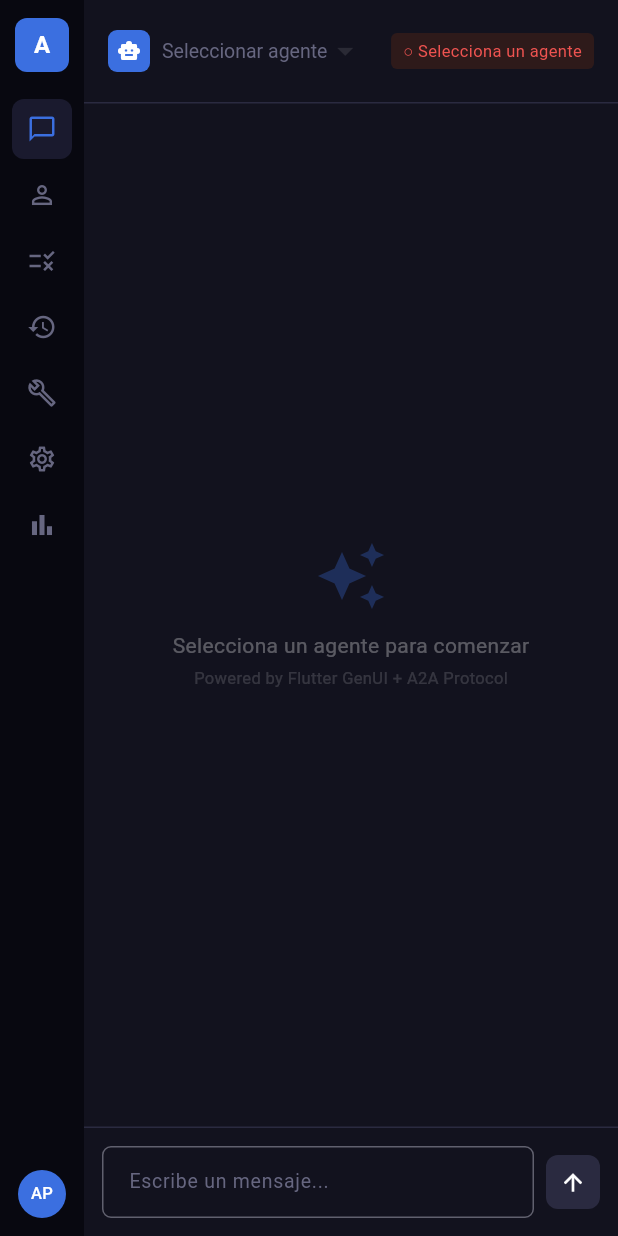
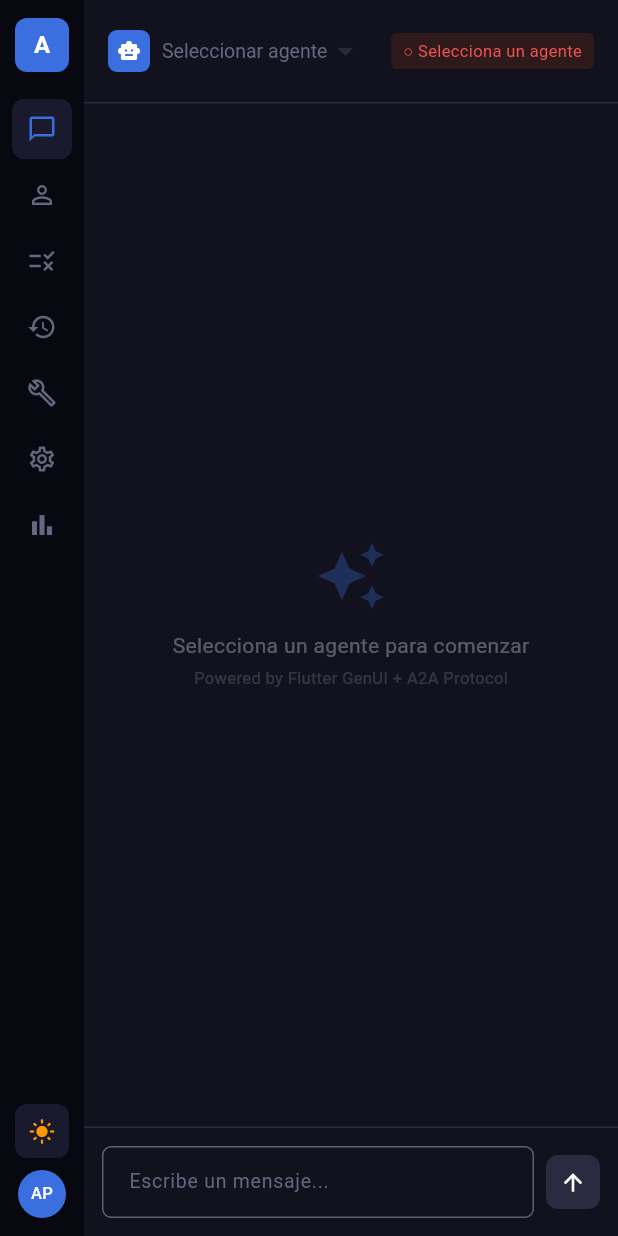
Before and after one commit to lapc506/agentic-core, a Flutter app: the screen it shows after launch, on a phone screen of 412 x 824 dp. Run offline on Flutter 3.47's test engine with Material 3 defaults, Android fonts, the phone set to English and light mode, and no system bars; our stand-ins replace go_router, google_fonts; missing offline and left inert: flutter_quill, genui, graphic, xterm; network calls fail; Roboto replaces fonts that are missing (Ubuntu).

Commit message:
feat(ui): add dark/light theme toggle, light theme, remove mock data from sidebar
- Sol/luna toggle button above user avatar in sidebar rail
- Light theme with proper Material 3 colors
- ValueNotifier-based theme switching (instant, no rebuild)
- Removed hardcoded mock conversations from ChatPanelContent

Co-Authored-By: Claude Opus 4.6 (1M context) <noreply@anthropic.com>

```diff
--- a/ui/lib/main.dart
+++ b/ui/lib/main.dart
@@ -12,6 +12,9 @@ class AgentStudioApp extends StatefulWidget {
   @override
   State<AgentStudioApp> createState() => _AgentStudioAppState();
 }
+
+// Global theme notifier so sidebar can toggle it
+final themeNotifier = ValueNotifier<bool>(true); // true = dark
 
 class _AgentStudioAppState extends State<AgentStudioApp> {
   bool _checkingSetup = true;
@@ -42,10 +45,12 @@ class _AgentStudioAppState extends State<AgentStudioApp> {
 
   @override
   Widget build(BuildContext context) {
-    return MaterialApp.router(
+    return ValueListenableBuilder<bool>(
+      valueListenable: themeNotifier,
+      builder: (context, isDark, _) => MaterialApp.router(
       title: 'Agent Studio',
       debugShowCheckedModeBanner: false,
-      theme: AgentStudioTheme.darkTheme,
+      theme: isDark ? AgentStudioTheme.darkTheme : AgentStudioTheme.lightTheme,
       routerConfig: router,
       builder: (context, child) {
         if (_checkingSetup) {
@@ -68,6 +73,6 @@ class _AgentStudioAppState extends State<AgentStudioApp> {
           ],
         );
       },
-    );
+    ));
   }
 }
--- a/ui/lib/shared/ui/organisms/sidebar_rail.dart
+++ b/ui/lib/shared/ui/organisms/sidebar_rail.dart
@@ -6,10 +6,14 @@ class SidebarRail extends StatelessWidget {
     super.key,
     required this.selectedIndex,
     required this.onSelected,
+    this.isDarkMode = true,
+    this.onThemeToggle,
   });
 
   final int selectedIndex;
   final ValueChanged<int> onSelected;
+  final bool isDarkMode;
+  final VoidCallback? onThemeToggle;
 
   static const sections = [
     (icon: Icons.chat_bubble_outline, label: 'Chat'),
@@ -61,6 +65,27 @@ class SidebarRail extends StatelessWidget {
             );
           }),
           const Spacer(),
+          // Theme toggle (sol/luna)
+          Tooltip(
+            message: isDarkMode ? 'Cambiar a tema claro' : 'Cambiar a tema oscuro',
+            child: InkWell(
+              onTap: onThemeToggle,
+              child: Container(
+                width: 36, height: 36,
+                margin: const EdgeInsets.only(bottom: 8),
+                decoration: BoxDecoration(
+                  color: AgentStudioTheme.card,
+                  borderRadius: BorderRadius.circular(8),
+                ),
+                child: Icon(
+                  isDarkMode ? Icons.light_mode : Icons.dark_mode,
+                  size: 18,
+                  color: isDarkMode ? AgentStudioTheme.warning : AgentStudioTheme.primary,
+                ),
+              ),
+            ),
+          ),
+          // User avatar
           const CircleAvatar(
             radius: 16,
             backgroundColor: AgentStudioTheme.primary,
--- a/ui/lib/shared/ui/templates/dashboard_layout.dart
+++ b/ui/lib/shared/ui/templates/dashboard_layout.dart
@@ -1,4 +1,5 @@
 import 'package:flutter/material.dart';
+import '../../../main.dart' show themeNotifier;
 import '../../../theme/agent_studio_theme.dart';
 import '../organisms/sidebar_rail.dart';
 import '../organisms/sidebar_panel.dart';
@@ -30,8 +31,12 @@ class _DashboardLayoutState extends State<DashboardLayout> {
     return Scaffold(
       body: Row(
         children: [
-          SidebarRail(
+          ValueListenableBuilder<bool>(
+            valueListenable: themeNotifier,
+            builder: (context, isDark, _) => SidebarRail(
               selectedIndex: widget.selectedSection,
+              isDarkMode: isDark,
+              onThemeToggle: () => themeNotifier.value = !themeNotifier.value,
               onSelected: (i) {
                 if (i == widget.selectedSection) {
                   setState(() => _panelExpanded = !_panelExpanded);
@@ -40,6 +45,7 @@ class _DashboardLayoutState extends State<DashboardLayout> {
                   setState(() => _panelExpanded = true);
                 }
               },
+            ),
           ),
           if (showPanel)
             Container(
```
Also changed, not shown: ui/lib/theme/agent_studio_theme.dart (+39 -0 lines), 4 other files. Lines whose indentation alone changed are shown as unchanged.
